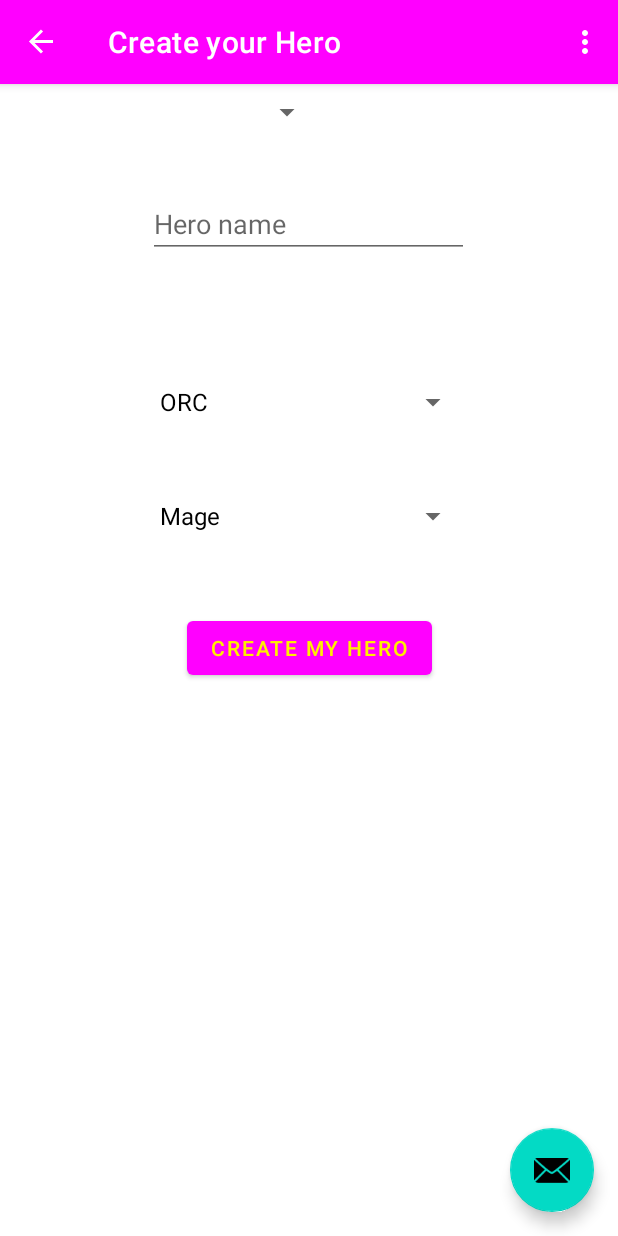
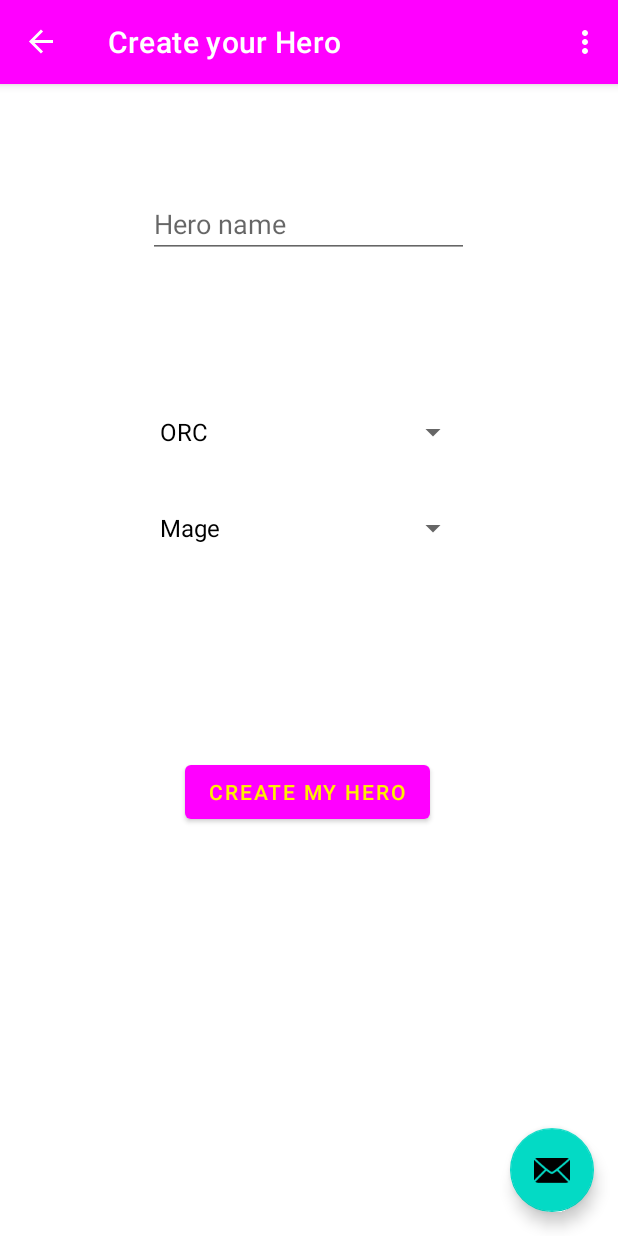
Before and after one commit to khadj-abdelkader/RPG-Android, an Android app: the SecondFragment screen opened through its navigation route, on a phone screen of 412 x 824 dp. Run offline under Robolectric (Android 15) with nearby library versions, the phone set to English and light mode, and no system bars; our stand-ins replace navigation-ui.

Commit message:
Exo 17/06/2021

```diff
--- a/app/src/main/res/layout/fragment_second.xml
+++ b/app/src/main/res/layout/fragment_second.xml
@@ -23,7 +23,7 @@
         android:id="@+id/spinnerRace"
         android:layout_width="214dp"
         android:layout_height="40dp"
-        android:layout_marginBottom="536dp"
+        android:layout_marginBottom="516dp"
         android:spinnerMode="dropdown"
         app:layout_constraintBottom_toBottomOf="parent"
         app:layout_constraintEnd_toEndOf="parent"
@@ -34,7 +34,7 @@
         android:id="@+id/spinnerClasses"
         android:layout_width="214dp"
         android:layout_height="40dp"
-        android:layout_marginBottom="460dp"
+        android:layout_marginBottom="452dp"
         android:spinnerMode="dropdown"
         app:layout_constraintBottom_toBottomOf="parent"
         app:layout_constraintEnd_toEndOf="parent"
@@ -45,27 +45,11 @@
         android:id="@+id/button_create"
         android:layout_width="wrap_content"
         android:layout_height="wrap_content"
-        android:layout_marginBottom="368dp"
+        android:layout_marginBottom="272dp"
         android:text="@string/create_hero"
         app:layout_constraintBottom_toBottomOf="parent"
         app:layout_constraintEnd_toEndOf="parent"
+        app:layout_constraintHorizontal_bias="0.497"
         app:layout_constraintStart_toStartOf="parent" />
 
-    <TextView
-        android:id="@+id/textViewHero"
-        android:layout_width="353dp"
-        android:layout_height="80dp"
-        android:layout_marginBottom="248dp"
-        app:layout_constraintBottom_toBottomOf="parent"
-        app:layout_constraintEnd_toEndOf="parent"
-        app:layout_constraintStart_toStartOf="parent" />
-
-    <Spinner
-        android:id="@+id/snipperClass"
-        android:layout_width="215dp"
-        android:layout_height="38dp"
-        android:spinnerMode="dropdown"
-        tools:layout_editor_absoluteX="89dp"
-        tools:layout_editor_absoluteY="169dp" />
-
 </androidx.constraintlayout.widget.ConstraintLayout>
```
Also changed, not shown: app/src/main/java/com/example/test/HeroBattleFragment.java (+56 -7 lines), app/src/main/java/com/example/test/MainActivity.java (+1 -1 lines), app/src/main/java/com/example/test/SecondFragment.java (+0 -1 lines), app/src/main/res/layout/fragment_hero_battle.xml (+24 -3 lines).
